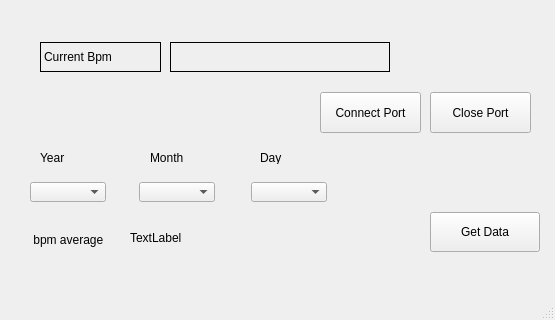
First picture: the form in mainwindow.ui, repository twowings1029/Real_pro, before the edit; both pictures show x 0 to 555 and y 205 to 525 of the 555 by 525 pixel window.
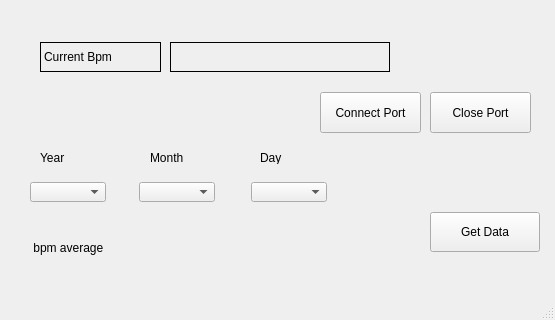
Second picture: the form after the edit.

Patch:
```diff
--- a/mainwindow.ui
+++ b/mainwindow.ui
@@ -173,7 +173,7 @@
       <x>30</x>
       <y>420</y>
       <width>81</width>
-      <height>16</height>
+      <height>31</height>
      </rect>
     </property>
     <property name="text">
@@ -185,12 +185,12 @@
      <rect>
       <x>130</x>
       <y>420</y>
-      <width>56</width>
-      <height>12</height>
+      <width>81</width>
+      <height>31</height>
      </rect>
     </property>
     <property name="text">
-     <string>TextLabel</string>
+     <string/>
     </property>
    </widget>
   </widget>
```
